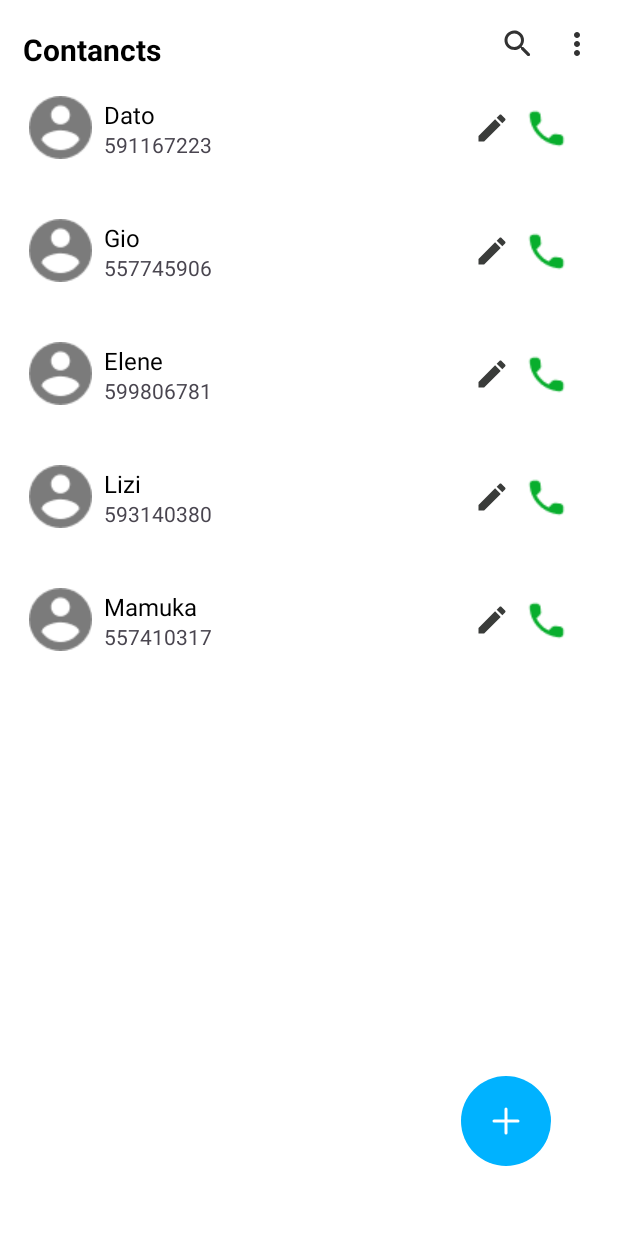
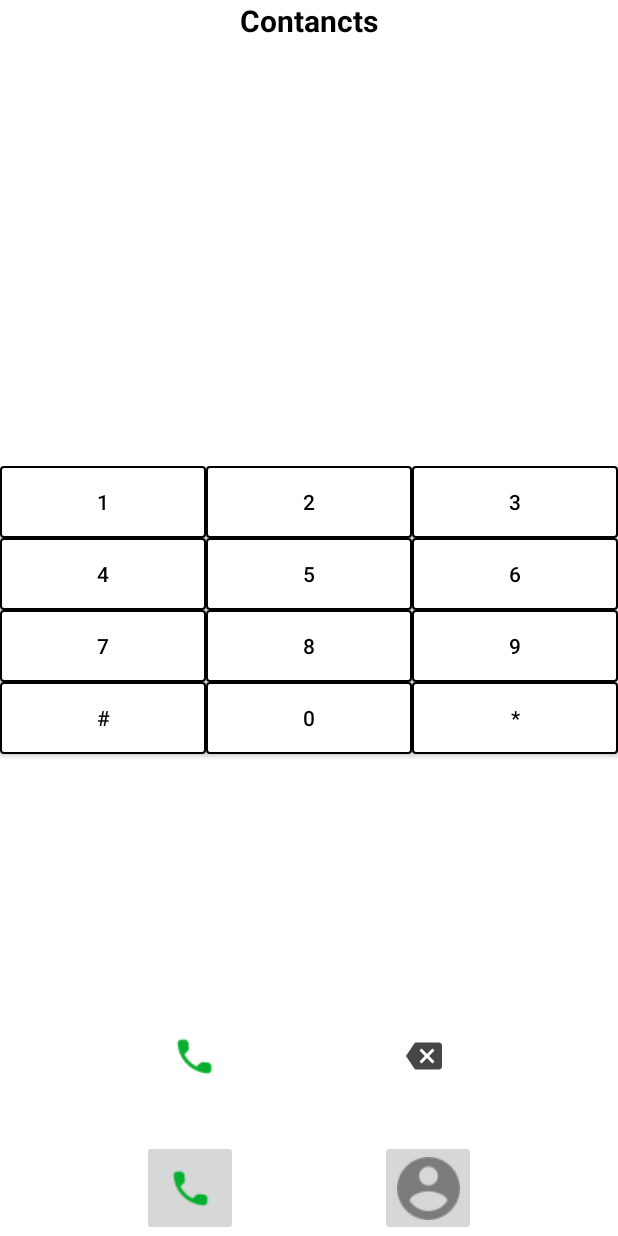
Before and after one commit to DatoKochla18/PhoneContactsApp, an Android app: the screen it shows after launch (MainActivity), on a phone screen of 412 x 824 dp. Run offline under Robolectric (Android 15) with nearby library versions, the phone set to English and light mode, and no system bars.

Commit message:
added dialog screen need ui fix badly

```diff
--- a/app/src/main/java/com/example/test/AddEditContactScreen/AddEditContactFragment.kt
+++ b/app/src/main/java/com/example/test/AddEditContactScreen/AddEditContactFragment.kt
@@ -8,6 +8,10 @@ import android.view.ViewGroup
 import androidx.core.os.bundleOf
 import androidx.fragment.app.FragmentManager
 import com.example.test.Model.Contact
+import com.example.test.Utils.CONTACT
+import com.example.test.Utils.DETAIL
+import com.example.test.Utils.NEW_CONTACT
+import com.example.test.Utils.UPDATED_CONTACT
 import com.example.test.databinding.FragmentAddContactBinding
 
 
@@ -22,14 +26,20 @@ class AddEditContactFragment : Fragment() {
         savedInstanceState: Bundle?
     ): View {
         _binding = FragmentAddContactBinding.inflate(layoutInflater, container, false)
-        contact = arguments?.getParcelable("contact")
+        contact = arguments?.getParcelable(CONTACT)
         return binding.root
     }
 
     override fun onViewCreated(view: View, savedInstanceState: Bundle?) {
         super.onViewCreated(view, savedInstanceState)
 
+        setUp()
+        listeners()
 
+
+    }
+
+    private fun setUp() {
         contact?.let {
 
             binding.etName.setText(it.name)
@@ -37,11 +47,15 @@ class AddEditContactFragment : Fragment() {
 
         }
 
+    }
+
+    private fun listeners() {
         binding.btnConfirm.setOnClickListener {
             contact?.let {
                 editContact(it)
             } ?: addContact()
         }
+
     }
 
     private fun editContact(contact: Contact) {
@@ -50,12 +64,12 @@ class AddEditContactFragment : Fragment() {
 
         val editedContact =
             Contact(id = contact.id, name = name, phoneNumber = phoneNumber, img = null)
-        val bundle = bundleOf("contact" to editedContact)
+        val bundle = bundleOf(CONTACT to editedContact)
 
         parentFragmentManager.run {
-            setFragmentResult("updatedContact", bundle)
+            setFragmentResult(UPDATED_CONTACT, bundle)
             popBackStack()
-            popBackStack("Detail", FragmentManager.POP_BACK_STACK_INCLUSIVE)
+            popBackStack(DETAIL, FragmentManager.POP_BACK_STACK_INCLUSIVE)
         }
     }
 
@@ -65,9 +79,9 @@ class AddEditContactFragment : Fragment() {
         val phoneNumber: String = binding.etPhoneNumber.text.toString()
 
         val contact = Contact(name = name, phoneNumber = phoneNumber, img = null)
-        val bundle = bundleOf("contact" to contact)
+        val bundle = bundleOf(CONTACT to contact)
 
-        parentFragmentManager.setFragmentResult("newContact", bundle)
+        parentFragmentManager.setFragmentResult(NEW_CONTACT, bundle)
         parentFragmentManager.popBackStack()
     }
 
@@ -76,10 +90,11 @@ class AddEditContactFragment : Fragment() {
         _binding = null
     }
 
+
     companion object {
         fun newInstance(contact: Contact? = null) = AddEditContactFragment().apply {
             arguments = Bundle().apply {
-                putParcelable("contact", contact)
+                putParcelable(CONTACT, contact)
             }
         }
     }
--- /dev/null
+++ b/app/src/main/java/com/example/test/CallDialogScreen/CallDialogFragment.kt
@@ -0,0 +1,111 @@
+package com.example.test.CallDialogScreen
+
+import android.os.Bundle
+import androidx.fragment.app.Fragment
+import android.view.LayoutInflater
+import android.view.View
+import android.view.ViewGroup
+import androidx.core.widget.doAfterTextChanged
+import androidx.recyclerview.widget.GridLayoutManager
+import androidx.recyclerview.widget.LinearLayoutManager
+import com.example.test.Model.Dialog
+import com.example.test.R
+import com.example.test.Utils.Database
+import com.example.test.Utils.Database.dialogData
+import com.example.test.Utils.getDialogData
+import com.example.test.databinding.FragmentCallDialogBinding
+
+class CallDialogFragment : Fragment() {
+    private var _binding: FragmentCallDialogBinding? = null
+    private val binding get() = _binding!!
+
+    private val dialogAdapter by lazy {
+        DialogAdapter(dialogList = dialogData, onClick = { dialog ->
+            addNumberToText(dialog)
+        })
+    }
+
+    private val dialogResultAdapter by lazy {
+        DialogResultAdapter(onClick = { contact ->
+            binding.txtCallNumber.text = contact.phoneNumber
+        })
+    }
+
+    override fun onCreateView(
+        inflater: LayoutInflater, container: ViewGroup?,
+        savedInstanceState: Bundle?
+    ): View? {
+        _binding = FragmentCallDialogBinding.inflate(layoutInflater, container, false)
+
+        return binding.root
+    }
+
+    override fun onViewCreated(view: View, savedInstanceState: Bundle?) {
+        super.onViewCreated(view, savedInstanceState)
+        setUp()
+        listeners()
+
+    }
+
+    private fun setUp() {
+        setUpDialogAdapter()
+        setUpDialogResultAdapter()
+
+        binding.txtCallNumber.doAfterTextChanged {
+            dialogResultAdapter.submitList(Database.contactData.filter {
+                it.phoneNumber.contains(
+                    binding.txtCallNumber.text
+                )
+            }
+            )
+        }
+
+    }
+
+    private fun listeners() {
+
+        binding.btnBackSpace.apply {
+            setOnClickListener {
+                removeNumberToText()
+            }
+            setOnLongClickListener {
+                binding.txtCallNumber.text = ""
+                true
+            }
+        }
+
+    }
+
+    private fun setUpDialogAdapter() {
+        binding.rvDialog.apply {
+            adapter = dialogAdapter
+            layoutManager = GridLayoutManager(requireContext(), 3)
+        }
+
+    }
+
+    private fun setUpDialogResultAdapter() {
+        binding.rvDialogResult.apply {
+            adapter = dialogResultAdapter
+            layoutManager = LinearLayoutManager(requireContext())
+        }
+    }
+
+    private fun addNumberToText(dialog: Dialog) {
+        val oldText = binding.txtCallNumber.text.toString()
+        val newText = oldText + dialog.id
+
+        binding.txtCallNumber.text = newText
+    }
+
+    private fun removeNumberToText() {
+        val oldText = binding.txtCallNumber.text.toString()
+        if (oldText.isNotEmpty()) {
+            val newText = oldText.substring(0, oldText.length - 1)
+            binding.txtCallNumber.text = newText
+
+        }
+    }
+
+
+}
--- /dev/null
+++ b/app/src/main/java/com/example/test/CallDialogScreen/DialogAdapter.kt
@@ -0,0 +1,45 @@
+package com.example.test.CallDialogScreen
+
+import android.view.LayoutInflater
+import android.view.ViewGroup
+import androidx.recyclerview.widget.RecyclerView
+import com.example.test.Model.Dialog
+import com.example.test.databinding.ItemDialogBinding
+
+class DialogAdapter(
+    val dialogList: MutableList<Dialog>,
+    val onClick: (Dialog) -> Unit
+) :
+    RecyclerView.Adapter<DialogAdapter.DialogViewHolder>() {
+
+
+    override fun onCreateViewHolder(parent: ViewGroup, viewType: Int): DialogViewHolder {
+        val binding = ItemDialogBinding.inflate(LayoutInflater.from(parent.context), parent, false)
+        return DialogViewHolder(binding)
+    }
+
+    override fun getItemCount(): Int {
+        return dialogList.size
+    }
+
+    override fun onBindViewHolder(holder: DialogViewHolder, position: Int) {
+        holder.onBind()
+    }
+
+    inner class DialogViewHolder(private val binding: ItemDialogBinding) :
+        RecyclerView.ViewHolder(binding.root) {
+        fun onBind() {
+            val dialog = dialogList[adapterPosition]
+            binding.btnDialogNumber.apply {
+                text = dialog.id
+                setOnClickListener {
+                    onClick(dialog)
+                }
+            }
+
+
+        }
+
+    }
+
+}
--- /dev/null
+++ b/app/src/main/java/com/example/test/CallDialogScreen/DialogResultAdapter.kt
@@ -0,0 +1,42 @@
+package com.example.test.CallDialogScreen
+
+import android.view.LayoutInflater
+import android.view.ViewGroup
+import androidx.recyclerview.widget.ListAdapter
+import androidx.recyclerview.widget.RecyclerView
+import com.example.test.ContanctListScreen.contactListDiffUtil
+import com.example.test.Model.Contact
+import com.example.test.databinding.ItemDialogResultBinding
+
+class DialogResultAdapter(val onClick: (Contact) -> Unit) :
+    ListAdapter<Contact, DialogResultAdapter.DialogResultViewHolder>(
+        contactListDiffUtil
+    ) {
+
+
+    override fun onCreateViewHolder(parent: ViewGroup, viewType: Int): DialogResultViewHolder {
+        val binding =
+            ItemDialogResultBinding.inflate(LayoutInflater.from(parent.context), parent, false)
+        return DialogResultViewHolder(binding)
+    }
+
+    override fun onBindViewHolder(holder: DialogResultViewHolder, position: Int) {
+        holder.onBind()
+    }
+
+    inner class DialogResultViewHolder(private val binding: ItemDialogResultBinding) :
+        RecyclerView.ViewHolder(binding.root) {
+        fun onBind() {
+            val contact = getItem(adapterPosition)
+            binding.apply {
+                txtName.text = contact.name
+                txtPhoneNumber.text = contact.phoneNumber
+                root.setOnClickListener {
+                    onClick(contact)
+                }
+            }
+
+
+        }
+    }
+}
--- a/app/src/main/java/com/example/test/ContactDetailScreen/ContactDetailFragment.kt
+++ b/app/src/main/java/com/example/test/ContactDetailScreen/ContactDetailFragment.kt
@@ -9,9 +9,13 @@ import androidx.core.os.bundleOf
 import com.example.test.AddEditContactScreen.AddEditContactFragment
 import com.example.test.Model.Contact
 import com.example.test.R
+import com.example.test.Utils.CONTACT
+import com.example.test.Utils.EDIT
+import com.example.test.Utils.REMOVE_CONTACT
 import com.example.test.databinding.FragmentContactDetailBinding
 
 class ContactDetailFragment : Fragment() {
+
 
     private var contact: Contact? = null
 
@@ -51,10 +55,10 @@ class ContactDetailFragment : Fragment() {
     private fun listeners() {
         binding.apply {
             btnRemove.setOnClickListener {
-                val bundle = bundleOf("contact" to contact?.id)
+                val bundle = bundleOf(CONTACT to contact?.id)
 
                 parentFragmentManager.run {
-                    setFragmentResult("removeContact", bundle)
+                    setFragmentResult(REMOVE_CONTACT, bundle)
                     parentFragmentManager.popBackStack()
                 }
 
@@ -62,7 +66,7 @@ class ContactDetailFragment : Fragment() {
             btnEdit.setOnClickListener {
                 parentFragmentManager.beginTransaction().run {
                     replace(R.id.fcvContainer, AddEditContactFragment.newInstance(contact))
-                    addToBackStack("Edit")
+                    addToBackStack(EDIT)
                     commit()
                 }
             }
@@ -70,7 +74,6 @@ class ContactDetailFragment : Fragment() {
     }
 
     companion object {
-        private const val CONTACT = "contact"
 
 
         fun newInstance(contact: Contact) =
--- a/app/src/main/java/com/example/test/ContanctListScreen/ContactListFragment.kt
+++ b/app/src/main/java/com/example/test/ContanctListScreen/ContactListFragment.kt
@@ -11,15 +11,21 @@ import com.example.test.AddEditContactScreen.AddEditContactFragment
 import com.example.test.Model.Contact
 import com.example.test.ContactDetailScreen.ContactDetailFragment
 import com.example.test.R
+import com.example.test.Utils.CONTACT
+import com.example.test.Utils.DETAIL
+import com.example.test.Utils.Database.contactData
+import com.example.test.Utils.NEW_CONTACT
+import com.example.test.Utils.REMOVE_CONTACT
+import com.example.test.Utils.UPDATED_CONTACT
 import com.example.test.Utils.getContactData
 import com.example.test.databinding.FragmentContactListBinding
 
 
 class ContactListFragment : Fragment() {
+
     private var _binding: FragmentContactListBinding? = null
     private val binding get() = _binding!!
 
-    private val contactData = getContactData()
 
     private val contactListAdapter by lazy {
         ContactListAdapter(onEdit = { contact ->
@@ -103,15 +109,15 @@ class ContactListFragment : Fragment() {
 
         parentFragmentManager.beginTransaction().run {
             replace(R.id.fcvContainer, ContactDetailFragment.newInstance(contact))
-            addToBackStack("Detail")
+            addToBackStack(DETAIL)
             commit()
         }
     }
 
 
     private fun addNewContact() {
-        parentFragmentManager.setFragmentResultListener("newContact", this) { _, bundle ->
-            val contact = bundle.getParcelable<Contact>("contact")
+        parentFragmentManager.setFragmentResultListener(NEW_CONTACT, this) { _, bundle ->
+            val contact = bundle.getParcelable<Contact>(CONTACT)
             contact?.let {
                 contactData.add(0, it)
             }
@@ -121,8 +127,8 @@ class ContactListFragment : Fragment() {
     }
 
     private fun updateNewContact() {
-        parentFragmentManager.setFragmentResultListener("updatedContact", this) { _, bundle ->
-            val contact = bundle.getParcelable<Contact>("contact")!!
+        parentFragmentManager.setFragmentResultListener(UPDATED_CONTACT, this) { _, bundle ->
+            val contact = bundle.getParcelable<Contact>(CONTACT)!!
             val idx = contactData.indexOfFirst { it.id == contact.id }
             contactData[idx] = contact
             contactListAdapter.submitList(contactData.toList())
@@ -131,8 +137,8 @@ class ContactListFragment : Fragment() {
 
     private fun removeNewContract() {
 
-        parentFragmentManager.setFragmentResultListener("removeContact", this) { _, bundle ->
-            val contactId = bundle.getString("contact")
+        parentFragmentManager.setFragmentResultListener(REMOVE_CONTACT, this) { _, bundle ->
+            val contactId = bundle.getString(CONTACT)
             val idx = contactData.indexOfFirst { it.id == contactId }
             contactData.removeAt(idx)
             contactListAdapter.submitList(contactData.toList())
--- a/app/src/main/java/com/example/test/MainActivity.kt
+++ b/app/src/main/java/com/example/test/MainActivity.kt
@@ -7,24 +7,43 @@ import androidx.core.view.ViewCompat
 import androidx.core.view.WindowInsetsCompat
 import androidx.recyclerview.widget.LinearLayoutManager
 import androidx.recyclerview.widget.RecyclerView
+import com.example.test.CallDialogScreen.CallDialogFragment
 import com.example.test.ContanctListScreen.ContactListAdapter
 import com.example.test.ContanctListScreen.ContactListFragment
+import com.example.test.databinding.ActivityMainBinding
 
 class MainActivity : AppCompatActivity() {
+    private lateinit var binding: ActivityMainBinding
     override fun onCreate(savedInstanceState: Bundle?) {
         super.onCreate(savedInstanceState)
         enableEdgeToEdge()
-        setContentView(R.layout.activity_main)
+        binding = ActivityMainBinding.inflate(layoutInflater)
+        setContentView(binding.root)
         ViewCompat.setOnApplyWindowInsetsListener(findViewById(R.id.main)) { v, insets ->
             val systemBars = insets.getInsets(WindowInsetsCompat.Type.systemBars())
             v.setPadding(systemBars.left, systemBars.top, systemBars.right, systemBars.bottom)
             insets
         }
-
         supportFragmentManager.beginTransaction().run {
             setReorderingAllowed(true)
-            replace(R.id.fcvContainer, ContactListFragment())
+            replace(R.id.fcvContainer, CallDialogFragment())
             commit()
+        }
+
+
+        binding.btnCallDialog.setOnClickListener {
+            supportFragmentManager.beginTransaction().run {
+                setReorderingAllowed(true)
+                replace(R.id.fcvContainer, CallDialogFragment())
+                commit()
+            }
+        }
+        binding.btnContacts.setOnClickListener {
+            supportFragmentManager.beginTransaction().run {
+                setReorderingAllowed(true)
+                replace(R.id.fcvContainer, ContactListFragment())
+                commit()
+            }
         }
 
     }
--- /dev/null
+++ b/app/src/main/java/com/example/test/Model/Dialog.kt
@@ -0,0 +1,3 @@
+package com.example.test.Model
+
+data class Dialog(val id: String)
--- /dev/null
+++ b/app/src/main/java/com/example/test/Utils/Constants.kt
@@ -0,0 +1,8 @@
+package com.example.test.Utils
+
+const val CONTACT = "contact"
+const val NEW_CONTACT = "newContact"
+const val UPDATED_CONTACT = "updatedContact"
+const val REMOVE_CONTACT = "removeContact"
+const val DETAIL = "Detail"
+const val EDIT = "Edit"
--- a/app/src/main/java/com/example/test/Utils/DataGenerator.kt
+++ b/app/src/main/java/com/example/test/Utils/DataGenerator.kt
@@ -1,6 +1,7 @@
 package com.example.test.Utils
 
 import com.example.test.Model.Contact
+import com.example.test.Model.Dialog
 
 fun getContactData(): MutableList<Contact> {
     return mutableListOf(
@@ -11,3 +12,21 @@ fun getContactData(): MutableList<Contact> {
         Contact(name = "Mamuka", phoneNumber = "557410317", img = null)
     )
 }
+
+fun getDialogData(): MutableList<Dialog> {
+    return mutableListOf(
+
+        Dialog("1"),
+        Dialog("2"),
+        Dialog("3"),
+        Dialog("4"),
+        Dialog("5"),
+        Dialog("6"),
+        Dialog("7"),
+        Dialog("8"),
+        Dialog("9"),
+        Dialog("#"),
+        Dialog("0"),
+        Dialog("*")
+    )
+}
--- /dev/null
+++ b/app/src/main/java/com/example/test/Utils/Database.kt
@@ -0,0 +1,7 @@
+package com.example.test.Utils
+
+object Database {
+    val contactData = getContactData()
+
+    val dialogData = getDialogData()
+}
--- /dev/null
+++ b/app/src/main/res/drawable/backspace.xml
@@ -0,0 +1,5 @@
+<vector xmlns:android="http://schemas.android.com/apk/res/android" android:autoMirrored="true" android:height="24dp" android:tint="#464646" android:viewportHeight="24" android:viewportWidth="24" android:width="24dp">
+
+    <path android:fillColor="@android:color/white" android:pathData="M22,3L7,3c-0.69,0 -1.23,0.35 -1.59,0.88L0,12l5.41,8.11c0.36,0.53 0.9,0.89 1.59,0.89h15c1.1,0 2,-0.9 2,-2L24,5c0,-1.1 -0.9,-2 -2,-2zM19,15.59L17.59,17 14,13.41 10.41,17 9,15.59 12.59,12 9,8.41 10.41,7 14,10.59 17.59,7 19,8.41 15.41,12 19,15.59z"/>
+
+</vector>
--- /dev/null
+++ b/app/src/main/res/drawable/dialog_background.xml
@@ -0,0 +1,9 @@
+<?xml version="1.0" encoding="utf-8"?>
+<shape xmlns:android="http://schemas.android.com/apk/res/android"
+    android:shape="rectangle">
+    <solid android:color="@color/white" />
+    <stroke
+        android:width="1dp"
+        android:color="@color/black"></stroke>
+    <corners android:radius="2dp" />
+</shape>
--- a/app/src/main/res/layout/activity_main.xml
+++ b/app/src/main/res/layout/activity_main.xml
@@ -11,7 +11,44 @@
     <androidx.fragment.app.FragmentContainerView
         android:id="@+id/fcvContainer"
         android:layout_width="match_parent"
-        android:layout_height="match_parent"
+        android:layout_height="0dp"
+        android:layout_marginTop="32dp"
+        android:layout_marginBottom="32dp"
+        app:layout_constraintBottom_toTopOf="@id/btnCallDialog"
+        app:layout_constraintStart_toStartOf="parent"
+        app:layout_constraintTop_toBottomOf="@id/txtContact" />
+
+
+    <androidx.appcompat.widget.AppCompatTextView
+        android:id="@+id/txtContact"
+        android:layout_width="wrap_content"
+        android:layout_height="wrap_content"
+        android:text="@string/contancts"
+        android:textColor="@color/black"
+        android:textSize="20sp"
+        android:textStyle="bold"
+        app:layout_constraintEnd_toEndOf="parent"
         app:layout_constraintStart_toStartOf="parent"
         app:layout_constraintTop_toTopOf="parent" />
+
+
+    <androidx.appcompat.widget.AppCompatImageButton
+        android:id="@+id/btnCallDialog"
+        android:layout_width="64dp"
+        android:layout_height="64dp"
+        android:src="@drawable/call"
+        app:layout_constraintBottom_toBottomOf="parent"
+        app:layout_constraintEnd_toStartOf="@id/btnContacts"
+        app:layout_constraintStart_toStartOf="parent" />
+
+    <androidx.appcompat.widget.AppCompatImageButton
+        android:id="@+id/btnContacts"
+        android:layout_width="64dp"
+        android:layout_height="64dp"
+        android:src="@drawable/vector"
+        app:layout_constraintBottom_toBottomOf="parent"
+        app:layout_constraintEnd_toEndOf="parent"
+        app:layout_constraintStart_toEndOf="@id/btnCallDialog" />
+
+
 </androidx.constraintlayout.widget.ConstraintLayout>
--- /dev/null
+++ b/app/src/main/res/layout/fragment_call_dialog.xml
@@ -0,0 +1,61 @@
+<?xml version="1.0" encoding="utf-8"?>
+<androidx.constraintlayout.widget.ConstraintLayout xmlns:android="http://schemas.android.com/apk/res/android"
+    xmlns:app="http://schemas.android.com/apk/res-auto"
+    xmlns:tools="http://schemas.android.com/tools"
+    android:layout_width="match_parent"
+    android:layout_height="match_parent"
+    tools:context=".CallDialogScreen.CallDialogFragment">
+
+
+    <androidx.recyclerview.widget.RecyclerView
+        android:id="@+id/rvDialogResult"
+        android:layout_width="match_parent"
+        android:layout_height="200dp"
+        app:layout_constraintBottom_toTopOf="@id/txtCallNumber"
+        app:layout_constraintTop_toTopOf="parent" />
+
+    <androidx.appcompat.widget.AppCompatTextView
+        android:id="@+id/txtCallNumber"
+        android:layout_width="wrap_content"
+        android:layout_height="wrap_content"
+        android:layout_marginTop="8dp"
+        android:layout_marginBottom="8dp"
+        android:textColor="@color/black"
+        android:textSize="14sp"
+        app:layout_constraintBottom_toTopOf="@id/rvDialog"
+        app:layout_constraintEnd_toEndOf="parent"
+        app:layout_constraintStart_toStartOf="parent"
+        app:layout_constraintTop_toBottomOf="@id/rvDialogResult" />
+
+    <androidx.recyclerview.widget.RecyclerView
+        android:id="@+id/rvDialog"
+        android:layout_width="match_parent"
+        android:layout_height="0dp"
+        android:layout_marginTop="16dp"
+        android:layout_marginBottom="16dp"
+        android:padding="0dp"
+        app:layout_constraintBottom_toTopOf="@id/btnCall"
+        app:layout_constraintTop_toBottomOf="@id/txtCallNumber" />
+
+    <androidx.appcompat.widget.AppCompatImageButton
+        android:id="@+id/btnCall"
+        android:layout_width="48dp"
+        android:layout_height="48dp"
+        android:background="@color/white"
+        android:src="@drawable/call"
+        app:layout_constraintBottom_toBottomOf="parent"
+        app:layout_constraintEnd_toStartOf="@id/btnBackSpace"
+        app:layout_constraintStart_toStartOf="parent" />
+
+
+    <androidx.appcompat.widget.AppCompatImageButton
+        android:id="@+id/btnBackSpace"
+        android:layout_width="48dp"
+        android:layout_height="48dp"
+        android:background="@color/white"
+        android:src="@drawable/backspace"
+        app:layout_constraintBottom_toBottomOf="parent"
+        app:layout_constraintEnd_toEndOf="parent"
+        app:layout_constraintStart_toEndOf="@id/btnCall" />
+
+</androidx.constraintlayout.widget.ConstraintLayout>
--- /dev/null
+++ b/app/src/main/res/layout/item_dialog.xml
@@ -0,0 +1,9 @@
+<?xml version="1.0" encoding="utf-8"?>
+<androidx.appcompat.widget.AppCompatButton xmlns:android="http://schemas.android.com/apk/res/android"
+    android:id="@+id/btnDialogNumber"
+    android:layout_width="match_parent"
+    android:layout_height="wrap_content"
+    android:background="@drawable/dialog_background"
+    android:textColor="@color/black">
+
+</androidx.appcompat.widget.AppCompatButton>
--- /dev/null
+++ b/app/src/main/res/layout/item_dialog_result.xml
@@ -0,0 +1,23 @@
+<?xml version="1.0" encoding="utf-8"?>
+<FrameLayout xmlns:android="http://schemas.android.com/apk/res/android"
+    android:layout_width="match_parent"
+    android:layout_height="wrap_content"
+    android:padding="8dp">
+
+    <androidx.appcompat.widget.AppCompatTextView
+        android:id="@+id/txtName"
+        android:layout_width="wrap_content"
+        android:layout_height="wrap_content"
+        android:text="DAto"
+        android:textColor="@color/black"
+        android:textSize="18sp" />
+
+    <androidx.appcompat.widget.AppCompatTextView
+        android:id="@+id/txtPhoneNumber"
+        android:layout_width="wrap_content"
+        android:layout_height="wrap_content"
+        android:layout_gravity="end"
+        android:text="+995167223"
+        android:textColor="@color/black"
+        android:textSize="18sp" />
+</FrameLayout>
```
Also changed, not shown: app/src/main/res/drawable/check_circle.xml (renamed from app/src/main/res/drawable/baseline_check_circle_24.xml).
